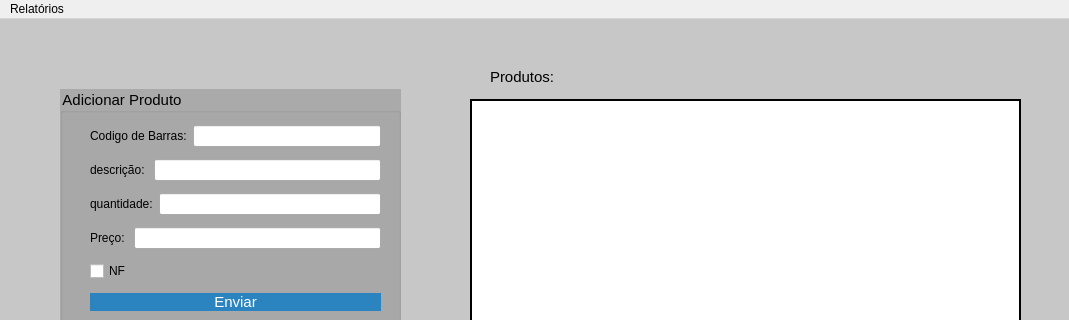
The window that mainwindow.ui (GabR36/QEstoqueLoja) describes before a commit, drawn with Qt 5; both pictures show x 0 to 1069 and y 0 to 320 of the 1069 by 643 pixel window.
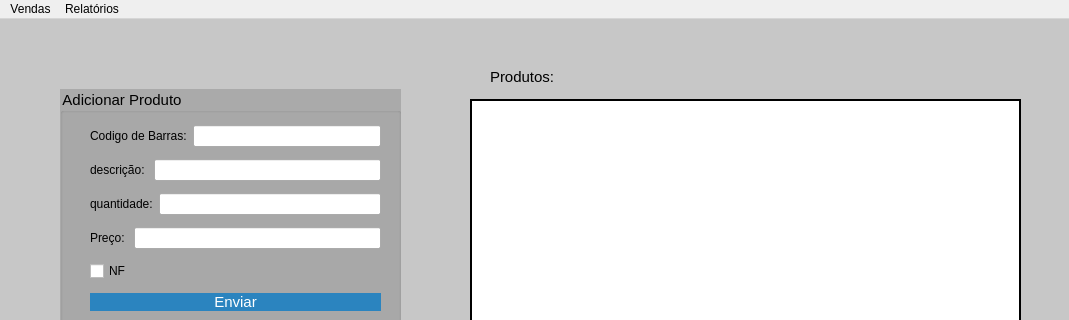
The same window after the commit. Icons and pictures are not drawn.

Commit message: main menu Realizar Vendas com shortcut

The edit to the form file:
```diff
--- a/mainwindow.ui
+++ b/mainwindow.ui
@@ -415,6 +415,13 @@
     <addaction name="actionGerar_Relat_rio_PDF"/>
     <addaction name="actionGerar_Relat_rio_CSV"/>
    </widget>
+   <widget class="QMenu" name="menuVendas">
+    <property name="title">
+     <string>Vendas</string>
+    </property>
+    <addaction name="actionRealizar_Venda"/>
+   </widget>
+   <addaction name="menuVendas"/>
    <addaction name="menuGerarrelat_rios"/>
   </widget>
   <action name="actionteste">
```
Left out of the diff: 8 changed lines with no effect on the pictures. The commit also changes 3 other files.
